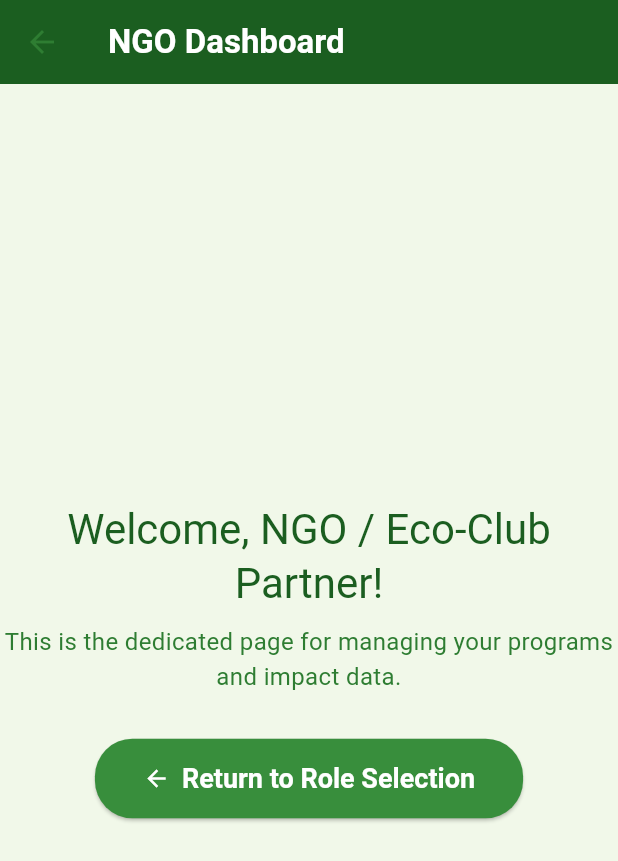
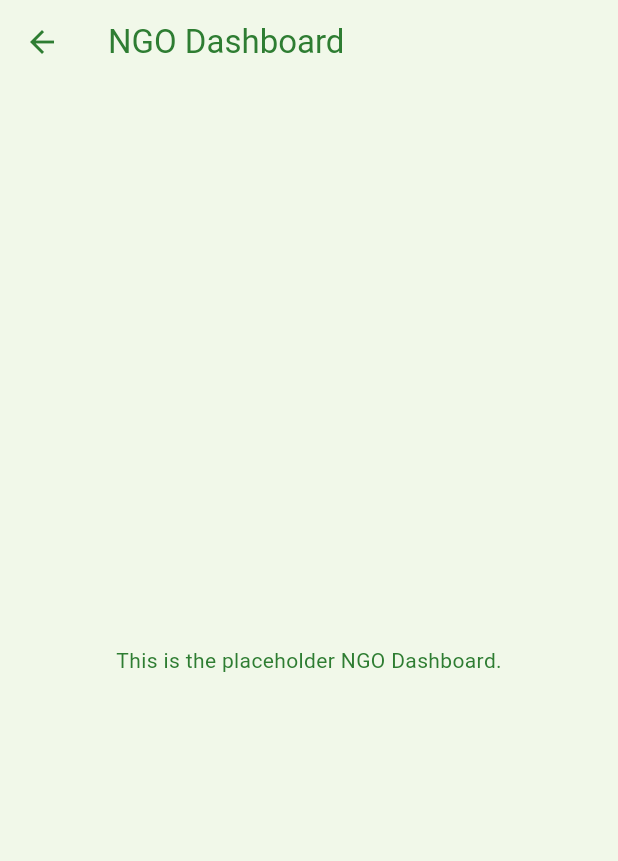
Before and after one commit to raj577/ecoquestg, a Flutter app: the NGOPage screen opened directly, on a phone screen of 412 x 824 dp. Shown: the top 861 px of the screen. Run offline on Flutter 3.47's test engine with Material 3 defaults, Android fonts, the phone set to English and light mode, and no system bars; our stand-ins replace animated_text_kit, confetti, firebase_auth, firebase_core, flutter_animate, flutter_staggered_animations; accounts and stored records are empty; Roboto replaces fonts that are missing (ComicNeue).

Commit message:
commiting updated project with login and other

```diff
--- a/lib/screens/panelpage.dart
+++ b/lib/screens/panelpage.dart
@@ -1,7 +1,9 @@
-import 'package:eco_quiz_app/screens/login_screen.dart';
 import 'package:flutter/material.dart';
 
-import 'ngopage.dart';
+// Import statements for pages like login_screen.dart and ngopage.dart
+// are typically needed only if they are in separate files.
+// Since I am providing a single file, I'll comment out the file imports
+// and keep the class definitions for demonstration.
 
 // --- MAIN APPLICATION SETUP ---
 
@@ -22,7 +24,7 @@ class RoleSelectionApp extends StatelessWidget {
         primarySwatch: Colors.green,
 
         // Mid-tone green background, as specified by the user
-        scaffoldBackgroundColor: Colors.green,
+        scaffoldBackgroundColor: Colors.green[300],
         fontFamily: 'Inter',
         useMaterial3: true,
       ),
@@ -54,27 +56,15 @@ class UserRoleSelectionScreen extends StatelessWidget {
     // 2. Navigation Logic:
     // Delay navigation slightly so the Snackbar is visible for a moment
     Future.delayed(const Duration(milliseconds: 500), () {
-      if (role == UserRole.ngo) {
-        // Navigate to the NGOPage
+      if (role == UserRole.ngo || role == UserRole.teacher || role == UserRole.student || role == UserRole.govt) {
+        // Navigate to the LoginPage for all these roles
+        // NOTE: If LoginPage is not defined in this file, you must ensure it is imported or defined.
         Navigator.of(context).push(
-          MaterialPageRoute(builder: (context) => LoginPage()),
-        );
-      } else if (role == UserRole.teacher) {
-        // Placeholder for other role navigation or generic dashboard
-        Navigator.of(context).push(
-          MaterialPageRoute(builder: (context) => LoginPage()),
-        );
-      } else if (role == UserRole.teacher) {
-        // Placeholder for other role navigation or generic dashboard
-        Navigator.of(context).push(
-          MaterialPageRoute(builder: (context) => LoginPage()),
-        );
-      } else if (role == UserRole.student) {
-        // Placeholder for other role navigation or generic dashboard
-        Navigator.of(context).push(
-          MaterialPageRoute(builder: (context) => LoginPage()),
+          // Assuming 'LoginPage' is a defined class (or imported)
+          MaterialPageRoute(builder: (context) => const LoginPage()),
         );
       }
+      // 'Other' role would typically go to a Guest or Info page.
     });
   }
 
@@ -95,12 +85,12 @@ class UserRoleSelectionScreen extends StatelessWidget {
 
     return Scaffold(
       appBar: AppBar(
-        // LOGO Implementation
-        title: Image.asset(
-          'assets/images/logot.png',
-          height: 32,
-          color: Colors.white,
-        ),
+        // LOGO Implementation (App Bar)
+        // title: Image.asset(
+        //   'assets/images/logoti.png', // Assuming logoti.png is the logo you want here
+        //   height: 32,
+        //   color: Colors.white,
+        // ),
         centerTitle: false,
         backgroundColor: Colors.green[900],
         elevation: 0,
@@ -112,19 +102,33 @@ class UserRoleSelectionScreen extends StatelessWidget {
             mainAxisAlignment: MainAxisAlignment.center,
             crossAxisAlignment: CrossAxisAlignment.stretch,
             children: [
+              // --- NEW IMAGE IMPLEMENTATION (Top of Page) ---
+              Padding(
+                padding: const EdgeInsets.only(bottom: 40.0),
+                child: Center(
+                  child: Image.asset(
+                    'assets/images/logoti.png', // Placeholder file name
+                    height: 120, // Adjust height as needed
+                    // Optionally set color if it's a vector-based asset:
+                    // color: darkGreenText,
+                  ),
+                ),
+              ),
+              // --- END NEW IMAGE IMPLEMENTATION ---
+
               Text(
-                'Welcome to EcoRhythm',
+                'Welcome',
                 textAlign: TextAlign.center,
                 style: theme.textTheme.headlineLarge!.copyWith(
                   fontWeight: FontWeight.w900,
-                  color: darkGreenText,
+                  color: Colors.black,
                 ),
               ),
               const SizedBox(height: 8),
               const Text(
                 'Please select your primary role to customize your dashboard:',
                 textAlign: TextAlign.center,
-                style: TextStyle(fontSize: 16, color: Colors.white),
+                style: TextStyle(fontSize: 20, color: Colors.white),
               ),
               const SizedBox(height: 40),
 
@@ -163,49 +167,30 @@ class UserRoleSelectionScreen extends StatelessWidget {
   }
 }
 
-// --- NEW PAGE DEFINITION ---
+// --- NEW PAGE DEFINITIONS (REQUIRED for navigation to work) ---
 
+// Placeholder for the external Login Page
+class LoginPage extends StatelessWidget {
+  const LoginPage({super.key});
+
+  @override
+  Widget build(BuildContext context) {
+    return Scaffold(
+      appBar: AppBar(title: const Text('Login')),
+      body: const Center(child: Text('This is the placeholder Login Screen.')),
+    );
+  }
+}
+
+// Placeholder for the external NGO Page (now unused, but kept for context)
 class NGOPage extends StatelessWidget {
   const NGOPage({super.key});
 
   @override
   Widget build(BuildContext context) {
-    final theme = Theme.of(context);
     return Scaffold(
-      appBar: AppBar(
-        title: const Text('NGO Dashboard', style: TextStyle(color: Colors.white, fontWeight: FontWeight.bold)),
-        backgroundColor: Colors.green[900],
-      ),
-      body: Center(
-        child: Column(
-          mainAxisAlignment: MainAxisAlignment.center,
-          children: [
-            Text(
-              'Welcome, NGO / Eco-Club Partner!',
-              style: theme.textTheme.headlineMedium!.copyWith(color: Colors.green.shade900),
-              textAlign: TextAlign.center,
-            ),
-            const SizedBox(height: 10),
-            const Text(
-              'This is the dedicated page for managing your programs and impact data.',
-              textAlign: TextAlign.center,
-              style: TextStyle(fontSize: 16),
-            ),
-            const SizedBox(height: 30),
-            ElevatedButton.icon(
-              onPressed: () {
-                Navigator.pop(context); // Go back to the role selection screen
-              },
-              icon: const Icon(Icons.arrow_back),
-              label: const Text('Return to Role Selection'),
-              style: ElevatedButton.styleFrom(
-                backgroundColor: Colors.green.shade700,
-                foregroundColor: Colors.white,
-              ),
-            )
-          ],
-        ),
-      ),
+      appBar: AppBar(title: const Text('NGO Dashboard')),
+      body: const Center(child: Text('This is the placeholder NGO Dashboard.')),
     );
   }
 }
--- a/lib/screens/splash_screen.dart
+++ b/lib/screens/splash_screen.dart
@@ -100,7 +100,7 @@ class _SplashScreenState extends State<SplashScreen>
                   child: Padding(
                     padding: const EdgeInsets.all(12.0),
                     child: Image.asset(
-                      'assets/images/logo.png',
+                      'assets/images/logoti.png',
                       fit: BoxFit.contain, // ensures full logo shows
                     ),
                   ),
```
Also changed, not shown: assets/images/logoti.png, lib/screens/Modules.dart (added).
